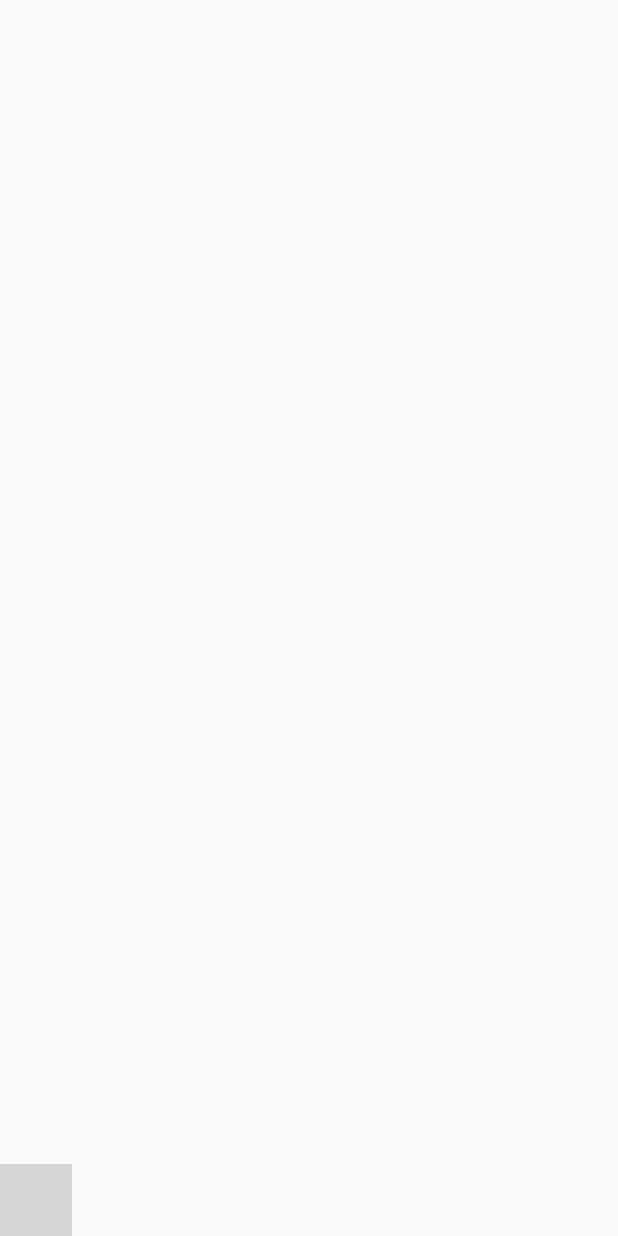
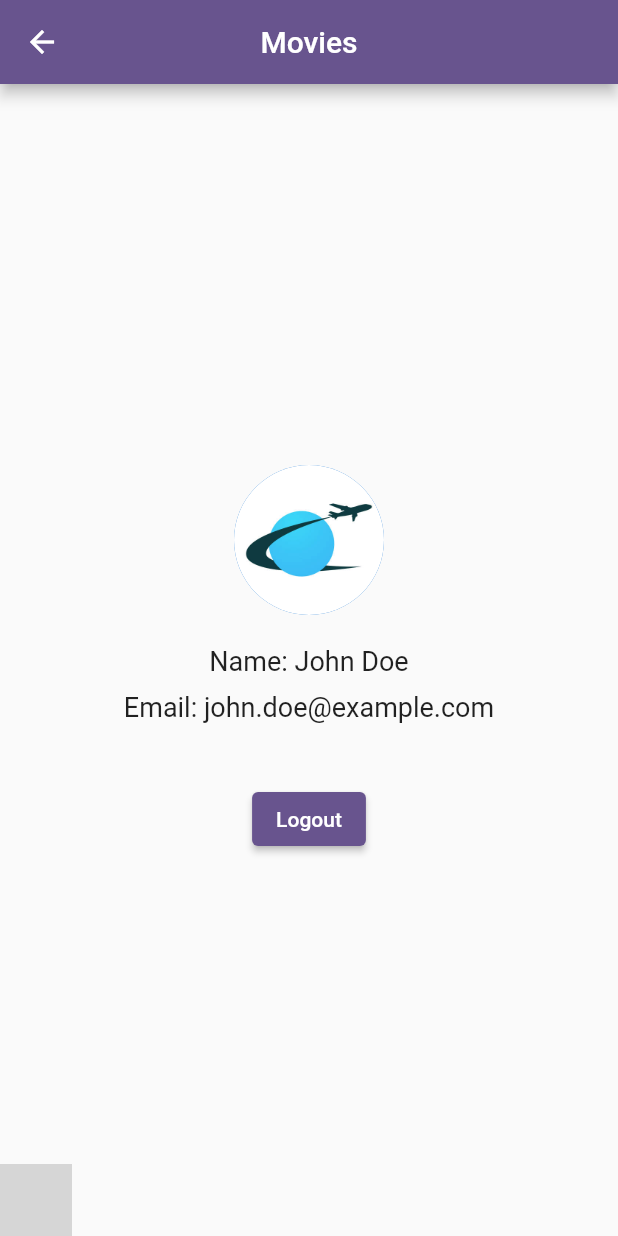
Before and after one commit to HamzaRekik/ShowMovie, a Flutter app: the CircularTabBar screen opened directly, swiped to page 4, on a phone screen of 412 x 824 dp. Run offline on Flutter 3.47's test engine with Material 2 defaults, Android fonts, the phone set to English and light mode, and no system bars; our stand-ins replace cloud_firestore, dio, firebase_auth, firebase_core, google_sign_in; missing offline and left inert: circular_bottom_navigation; accounts and stored records are empty; network calls fail; grey boxes are pictures that could not be loaded.

Commit message:
UI modification

```diff
--- a/booking/lib/config/tab_items.dart
+++ b/booking/lib/config/tab_items.dart
@@ -2,12 +2,12 @@ import 'package:circular_bottom_navigation/tab_item.dart';
 import 'package:flutter/material.dart';
 
 List<TabItem> tabItems = List.of([
-  TabItem(Icons.home, "Home", Colors.blue,
+  TabItem(Icons.home, "Home", Colors.deepPurple,
       labelStyle: TextStyle(fontWeight: FontWeight.normal)),
-  TabItem(Icons.search, "Search", Colors.orange,
+  TabItem(Icons.search, "Search", Colors.deepPurple,
       labelStyle: TextStyle(fontWeight: FontWeight.normal)),
-  TabItem(Icons.favorite, "Favorites", Colors.red,
+  TabItem(Icons.favorite, "Favorites", Colors.deepPurple,
       labelStyle: TextStyle(fontWeight: FontWeight.normal)),
-  TabItem(Icons.supervised_user_circle, "Account", Colors.cyan,
+  TabItem(Icons.supervised_user_circle, "Account", Colors.deepPurple,
       labelStyle: TextStyle(fontWeight: FontWeight.normal)),
 ]);
--- a/booking/lib/views/account_page.dart
+++ b/booking/lib/views/account_page.dart
@@ -1,8 +1,41 @@
+import 'package:booking/services/authentication_service.dart';
 import 'package:flutter/material.dart';
 
 class AccountView extends StatelessWidget {
   @override
   Widget build(BuildContext context) {
-    return Container();
+    return Scaffold(
+      body: Center(
+        child: Column(
+          mainAxisAlignment: MainAxisAlignment.center,
+          children: [
+            CircleAvatar(
+              radius: 50,
+              backgroundImage:
+                  AssetImage('assets/travel.jpg'), // Add your image asset
+            ),
+            SizedBox(height: 20),
+            Text(
+              'Name: John Doe',
+              style: TextStyle(fontSize: 18),
+            ),
+            SizedBox(height: 10),
+            Text(
+              'Email: john.doe@example.com',
+              style: TextStyle(fontSize: 18),
+            ),
+            SizedBox(height: 40),
+            ElevatedButton(
+              onPressed: () {
+                AuthenticationService().logout();
+                Navigator.pushNamedAndRemoveUntil(
+                    context, '/login', (route) => false);
+              },
+              child: Text('Logout'),
+            ),
+          ],
+        ),
+      ),
+    );
   }
 }
--- a/booking/lib/widgets/tab_bar.dart
+++ b/booking/lib/widgets/tab_bar.dart
@@ -35,6 +35,10 @@ class _CircularTabBarState extends State<CircularTabBar> {
   @override
   Widget build(BuildContext context) {
     return Scaffold(
+      appBar: AppBar(
+        title: Text('Movies'),
+        centerTitle: true,
+      ),
       body: Stack(children: [
         PageView(
           controller: _pageController,
```
Also changed, not shown: booking/lib/views/login_view.dart (+9 -7 lines), booking/lib/views/sign_up_view.dart (+11 -7 lines), booking/lib/widgets/app_drawer.dart (deleted, +0 -71 lines), booking/lib/widgets/button.dart (deleted, +0 -23 lines), booking/assets/movie.png (added), booking/assets/movies.png (added), 3 other files.
